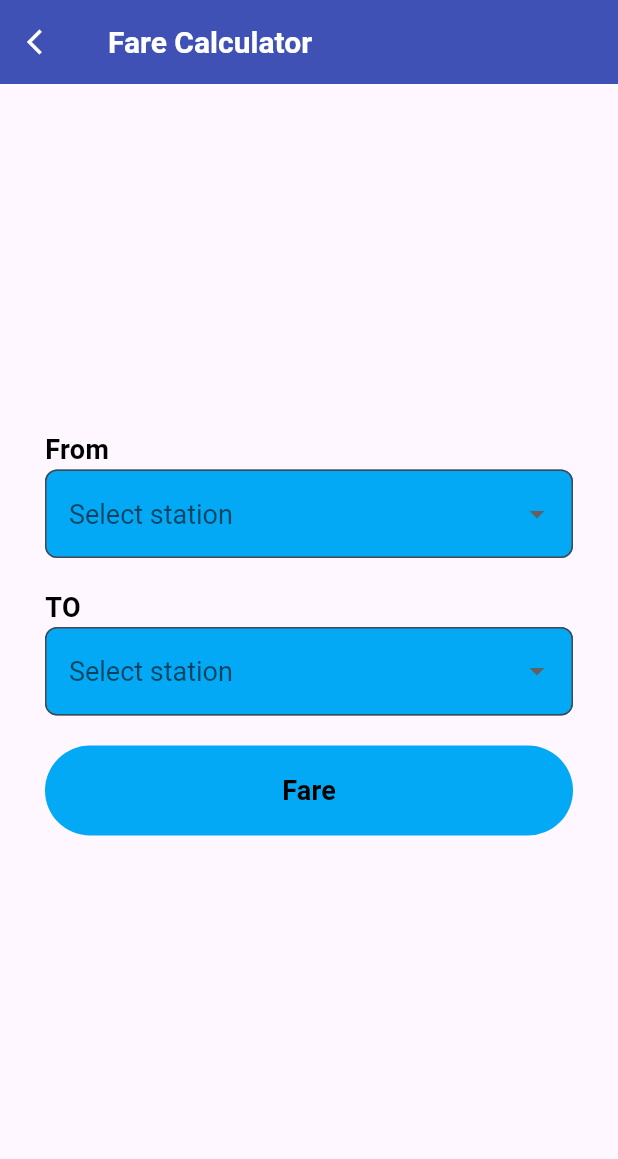
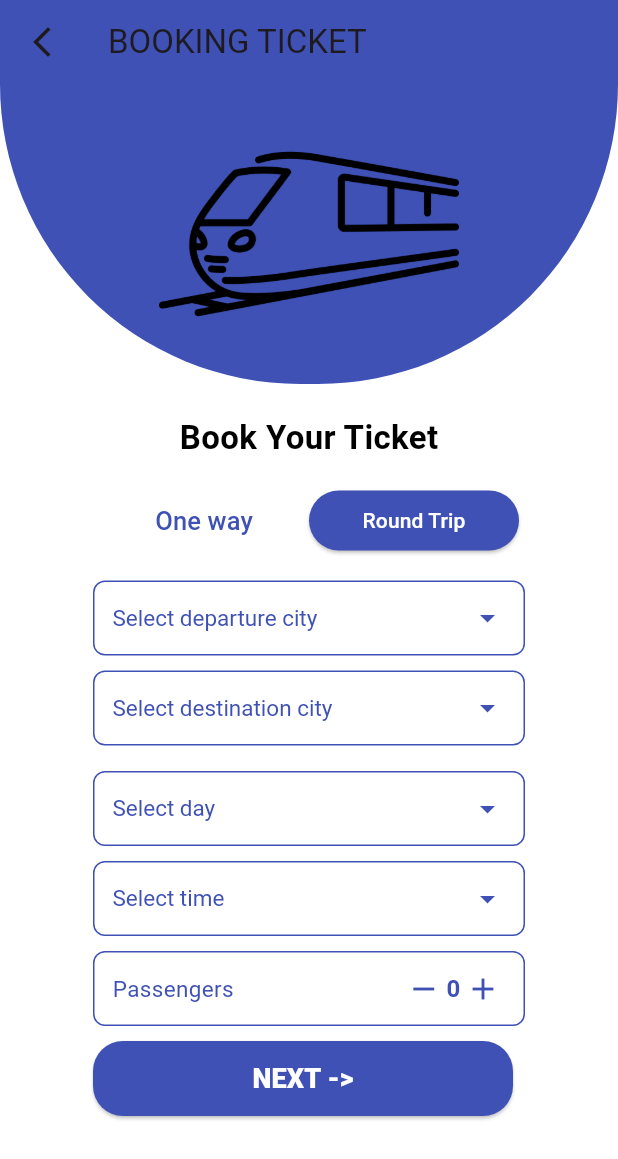
Before and after one commit to TasinChowdhury/metro_go, a Flutter app: the screen it shows after launch, on a phone screen of 412 x 824 dp. Shown: the top 1159 px of the screen. Run offline on Flutter 3.47's test engine with Material 3 defaults, Android fonts, the light colour scheme and no system bars.

Commit message:
signIn & BookTicketPage

```diff
--- /dev/null
+++ b/lib/book_ticket_page.dart
@@ -0,0 +1,391 @@
+import 'package:flutter/material.dart';
+
+import 'SignUp.dart';
+
+class BookTicketPage extends StatefulWidget {
+  const BookTicketPage({super.key});
+
+  @override
+  State<BookTicketPage> createState() => _BookTicketPageState();
+}
+
+class _BookTicketPageState extends State<BookTicketPage> {
+  bool isOneWaySelected = false;
+  int passengerCount = 0;
+  String? selectedFrom;
+  String? selectedTo;
+  String? selectedDay;
+  String? selectedTime;
+
+  final List<String> cities = [
+    'Uttara North',
+    'Uttara Center',
+    'Uttara South',
+    'Pallabi',
+    'Mirpur10','Mirpur11',
+    'Kazipara',
+    'Shewrapara',
+    'Agargaon',
+    'Bijoy Sarani',
+    'Farmgate',
+    'Karwan Bazar',
+    'Shahbagh',
+    'Dhaka University',
+    'Secretariat',
+    'Motijheel',
+  ];
+  final List<String> days = [
+    'Monday',
+    'Tuesday',
+    'Wednesday',
+    'Thursday',
+    'Friday',
+    'Saturday',
+    'Sunday',
+  ];
+  final List<String> times = [
+    'Now',
+    'Morning(06:30 AM -12 PM)',
+    'Afternoon(12:00 PM - 4.30PM)',
+    'Evening(4:30 PM -8:00 PM)',
+    'Night(8:00 PM -10:10PM)',
+  ];
+
+
+  @override
+  Widget build(BuildContext context) {
+    return Scaffold(
+      backgroundColor: Colors.white,
+        appBar: AppBar(
+          backgroundColor: Colors.indigo,
+          elevation: 0,
+          title: const Text("BOOKING TICKET"),
+          leading: IconButton(
+            icon: const Icon(Icons.arrow_back_ios_new),
+            onPressed: () {
+              Navigator.of(context).pushReplacement(
+                  MaterialPageRoute(builder: (context) => SignupPage()));
+            },
+          ),
+        ),
+        body: Center(
+          child: Container(
+              child: Column(
+                  children: [
+                  Container(
+                  height: 200,
+                  decoration: BoxDecoration(
+                      color: Colors.indigo
+                      ,
+                      borderRadius: BorderRadius.only(
+                        bottomLeft: Radius.circular(300),
+                        bottomRight: Radius.circular(300),
+                      )
+                  ),
+                  child: Center(
+                      child: Image.asset('assets/train.png')
+                  ),
+                  ),
+              SizedBox(  height: 20,),
+              Text('Book Your Ticket',
+                  style: TextStyle(fontSize: 22,
+                    color: Colors.black,fontWeight: FontWeight.bold),),
+                    SizedBox(height: 20,),
+              Row(
+                  mainAxisAlignment: MainAxisAlignment.center,
+                  children: [
+                    Container(
+                        height: 40,
+                        width: 140,
+                        decoration: BoxDecoration(
+                          borderRadius: BorderRadius.circular(20),
+                        ),
+                        child: ElevatedButton(
+                          onPressed: () {
+                            setState(() {
+                              isOneWaySelected = true;
+                            });
+                          },
+                            style: ElevatedButton.styleFrom(
+                              backgroundColor: isOneWaySelected ? Colors.indigo : Colors.white,
+                              foregroundColor: isOneWaySelected ? Colors.white : Colors.indigo,
+                              elevation: 0,
+                                shape: RoundedRectangleBorder(borderRadius: BorderRadius.circular(20.0)),
+                            ),
+                            child: const Text(
+                                'One way',
+                                style: TextStyle(fontSize: 17,
+                                  ),
+                            ),
+                        ),
+                    ),
+                    Container(
+                        height: 40,
+                        width: 140,
+                        decoration: BoxDecoration(
+                          borderRadius: BorderRadius.circular(20),
+                        ),
+                        child: ElevatedButton(
+                            style: ElevatedButton.styleFrom(
+                              backgroundColor: isOneWaySelected ? Colors.white : Colors.indigo,
+                              foregroundColor: isOneWaySelected ? Colors.indigo : Colors.white,
+                                shape: RoundedRectangleBorder(
+                                    borderRadius: BorderRadius.circular(20.0)
+                                ),
+                            ),
+                            onPressed: () {setState(() {
+                              isOneWaySelected = false;
+                            });
+                              },
+                            child: Text(
+                                'Round Trip',
+                                style: TextStyle(
+                                  fontSize: 14,
+
+                                ),
+                            ),
+
+                        ),
+                    ),
+                  ],
+              ),
+              SizedBox(height: 10,),
+              Container(
+                  padding: EdgeInsets.all(10),
+                  width: 308,
+                  decoration: BoxDecoration(
+                    color: Colors.white,
+                    borderRadius: BorderRadius.circular(10),
+                  ),
+                  child: Column(
+                      crossAxisAlignment: CrossAxisAlignment.start,
+                      children: [
+
+                        Container(
+                          height: 50,
+                          padding: EdgeInsets.symmetric(horizontal: 12),
+                          decoration: BoxDecoration(
+
+                            borderRadius: BorderRadius.circular(8),
+                            border: Border.all(color: Colors.indigo),
+                          ),
+                          child: DropdownButtonHideUnderline(
+                            child: DropdownButton<String>(
+                              isExpanded: true,
+                              hint: Text(
+                                'Select departure city',
+                                style: TextStyle(color: Colors.indigo),
+                              ),
+                              value: selectedFrom,
+                              dropdownColor: Colors.white,
+                              iconEnabledColor: Colors.indigo,
+                              style: TextStyle(color: Colors.indigo, fontSize: 15),
+                              onChanged: (String? newValue) {
+                                setState(() {
+                                  selectedFrom = newValue;
+                                });
+                              },
+                              items: cities.map((String city) {
+                                return DropdownMenuItem<String>(
+                                  value: city,
+                                  child: Text(city),
+                                );
+                              }).toList(),
+                            ),
+                          ),
+                        ),
+
+                  SizedBox(
+                    height: 10,
+                  ),
+
+                        Container(
+                          height: 50,
+                          padding: EdgeInsets.symmetric(horizontal: 12),
+                          decoration: BoxDecoration(
+
+                            borderRadius: BorderRadius.circular(8),
+                            border: Border.all(color: Colors.indigo),
+                          ),
+                          child: DropdownButtonHideUnderline(
+                            child: DropdownButton<String>(
+                              isExpanded: true,
+                              hint: Text(
+                                'Select destination city',
+                                style: TextStyle(color: Colors.indigo),
+                              ),
+                              value: selectedTo,
+                              dropdownColor: Colors.white,
+                              iconEnabledColor: Colors.indigo,
+                              style: TextStyle(color: Colors.indigo, fontSize: 15),
+                              onChanged: (String? newValue) {
+                                setState(() {
+                                  selectedTo = newValue;
+                                });
+                              },
+                              items: cities.map((String city) {
+                                return DropdownMenuItem<String>(
+                                  value: city,
+                                  child: Text(city),
+                                );
+                              }).toList(),
+                            ),
+                          ),
+                        ),
+
+                  SizedBox(
+                    height: 12,
+                  ),
+
+                        SizedBox(height: 5),
+                        Container(
+                          height: 50,
+                          padding: EdgeInsets.symmetric(horizontal: 12),
+                          decoration: BoxDecoration(
+                            borderRadius: BorderRadius.circular(8),
+                            border: Border.all(color: Colors.indigo),
+                          ),
+                          child: DropdownButtonHideUnderline(
+                            child: DropdownButton<String>(
+                              isExpanded: true,
+                              hint: Text('Select day',
+                                  style: TextStyle(color: Colors.indigo)),
+                              value: selectedDay,
+                              dropdownColor: Colors.white,
+                              iconEnabledColor: Colors.indigo,
+                              style: TextStyle(color: Colors.indigo, fontSize: 15),
+                              onChanged: (String? newValue) {
+                                setState(() {
+                                  selectedDay = newValue;
+                                });
+                              },
+                              items: days.map((String day) {
+                                return DropdownMenuItem<String>(
+                                  value: day,
+                                  child: Text(day),
+                                );
+                              }).toList(),
+                            ),
+                          ),
+                        ),
+                        SizedBox(height: 10),
+                        Container(
+                          height: 50,
+                          padding: EdgeInsets.symmetric(horizontal: 12),
+                          decoration: BoxDecoration(
+                            borderRadius: BorderRadius.circular(8),
+                            border: Border.all(color: Colors.indigo),
+                          ),
+                          child: DropdownButtonHideUnderline(
+                            child: DropdownButton<String>(
+                              isExpanded: true,
+                              hint: Text('Select time',
+                                  style: TextStyle(color: Colors.indigo)),
+                              value: selectedTime,
+                              dropdownColor: Colors.white,
+                              iconEnabledColor: Colors.indigo,
+                              style: TextStyle(color: Colors.indigo, fontSize: 15),
+                              onChanged: (String? newValue) {
+                                setState(() {
+                                  selectedTime = newValue;
+                                });
+                              },
+                              items: times.map((String time) {
+                                return DropdownMenuItem<String>(
+                                  value: time,
+                                  child: Text(time),
+                                );
+                              }).toList(),
+                            ),
+                          ),
+                        ),
+                        SizedBox(height: 10),
+                        Container(
+                          height: 50,
+                          padding: EdgeInsets.symmetric(horizontal: 12),
+                          decoration: BoxDecoration(
+                            borderRadius: BorderRadius.circular(8),
+                            border: Border.all(color: Colors.indigo),
+                          ),
+                          child: Row(
+                            mainAxisAlignment: MainAxisAlignment.spaceBetween,
+                            children: [
+                              Text(
+                                passengerCount == 0 ? 'Passengers' : '$passengerCount Passenger${passengerCount == 1 ? '' : 's'}',
+                                style: TextStyle(
+                                  color: passengerCount == 0 ? Colors.indigo: Colors.indigo,
+                                  fontSize: 15,
+                                ),
+                              ),
+                              Row(
+                                children: [
+                                  SizedBox(
+                                    width: 30,
+                                    child: IconButton(
+                                      padding: EdgeInsets.zero,
+                                      icon: Icon(Icons.remove, color: Colors.indigo),
+                                      onPressed: () {
+                                        setState(() {
+                                          if (passengerCount > 0) passengerCount--;
+                                        });
+                                      },
+                                    ),
+                                  ),
+                                  Text(
+                                    '$passengerCount',
+                                    style: TextStyle(fontSize: 16, fontWeight: FontWeight.bold,color: Colors.indigo),
+                                  ),
+                                  SizedBox(
+                                    width: 30,
+                                    child: IconButton(
+                                      padding: EdgeInsets.zero,
+                                      icon: Icon(Icons.add, color: Colors.indigo),
+                                      onPressed: () {
+                                        setState(() {
+                                          if (passengerCount < 9) passengerCount++;
+                                        });
+                                      },
+                                    ),
+                                  ),
+                                ],
+                              ),
+                            ],
+                          ),
+                        ),
+
+                        SizedBox(height: 10),
+                        Container(
+                    height: 50,
+                    width: 280,
+                    decoration: BoxDecoration(
+                      borderRadius: BorderRadius.circular(20),
+                    ),
+
+                      child: ElevatedButton(
+                          style: ElevatedButton.styleFrom(
+                            backgroundColor: Colors.indigo,
+                            shape: RoundedRectangleBorder(
+                                borderRadius: BorderRadius.circular(20.0)),
+                          ),
+                        onPressed: () {},
+                        child: Text(
+                          'NEXT ->',
+                          style: TextStyle(
+                            fontSize: 18, fontWeight: FontWeight.w900 ,
+                            color: Colors.white,
+                          ),
+                        ),
+                      ),
+                  ),
+                      ],
+                  ),
+              ),
+
+                  ],
+              ),
+
+          ),
+        ),
+    );
+  }
+}
--- a/lib/main.dart
+++ b/lib/main.dart
@@ -1,7 +1,9 @@
 import 'package:flutter/material.dart';
 //import 'package:metrogo/signin_screen.dart';
-import 'package:metrogo/SignUp.dart';
-import 'package:metrogo/fare_calculator.dart';
+//import 'package:metrogo/SignUp.dart';
+//import 'package:metrogo/fare_calculator.dart';
+
+import 'book_ticket_page.dart';
 
 
 
@@ -11,12 +13,13 @@ void main() {
     debugShowCheckedModeBanner: false,
     //initialRoute: 'signin_screen',
     //initialRoute: 'SignUp',
-    initialRoute: 'fare_calculator',
+    //initialRoute: 'fare_calculator',
+    initialRoute: 'book_ticket_page',
 
     routes: {//'signin_screen':(context)=> SigninScreen(),
       //'SignUp': (context) => SignupPage(),
-      'fare_calculator': (context) =>fare_calculator() ,
-
+      //'fare_calculator': (context) =>fare_calculator() ,
+      'book_ticket_page': (context) =>BookTicketPage() ,
 
     },
   ));
--- a/lib/signin_screen.dart
+++ b/lib/signin_screen.dart
@@ -1,4 +1,6 @@
 import 'package:flutter/material.dart';
+
+import 'package:metrogo/SignUp.dart';
 
 class SigninScreen extends StatefulWidget {
   const SigninScreen({super.key});
@@ -103,7 +105,36 @@ class _SigninScreenState extends State<SigninScreen> {
                               fontSize: 20,
                               color: Colors.white),))
                         ],
-                      )
+                      ),
+                      const SizedBox(height: 20),
+
+                      Row(
+                        mainAxisAlignment: MainAxisAlignment.center,
+                        children: [
+                          const Text(
+                            "Don't have an account? ",
+                            style: TextStyle(color: Colors.white,fontSize: 15),
+                          ),
+                          TextButton(
+                            onPressed: () {
+                              Navigator.push(
+                                context,
+                                MaterialPageRoute(
+                                  builder: (context) => SignupPage(),
+                                ),
+                              );
+                            },
+                            child: const Text(
+                              'Sign up',
+                              style: TextStyle(
+                                color: Colors.blue,fontSize: 15,
+                                fontWeight: FontWeight.bold,
+                              ),
+                            ),
+                          ),
+                        ],
+                      ),
+
                     ],
                   )
                 ),
```
Also changed, not shown: assets/train.png (added).
